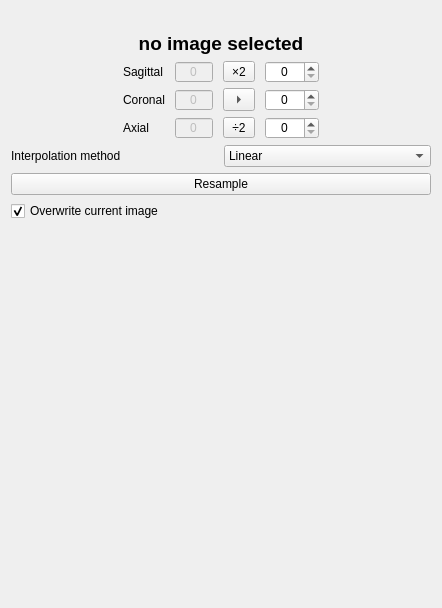
Before: the Qt Designer form Plugins/ch.zhaw.resample/src/internal/ResampleViewControls.ui in araex/mitk-gem, drawn with Qt 5.
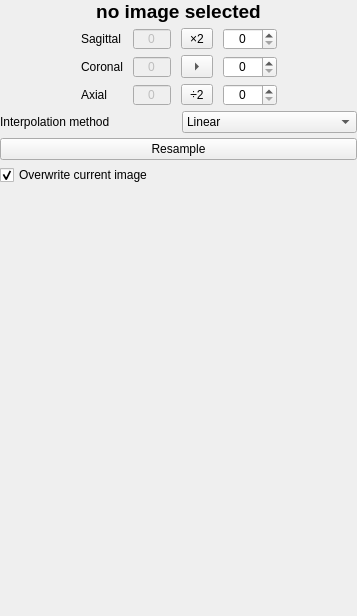
After: the same form once the commit is applied.

Commit message: made resample view a bit more compact

Diff of the .ui file:
```diff
--- a/Plugins/ch.zhaw.resample/src/internal/ResampleViewControls.ui
+++ b/Plugins/ch.zhaw.resample/src/internal/ResampleViewControls.ui
@@ -6,8 +6,8 @@
    <rect>
     <x>0</x>
     <y>0</y>
-    <width>442</width>
-    <height>608</height>
+    <width>357</width>
+    <height>616</height>
    </rect>
   </property>
   <property name="minimumSize">
@@ -56,9 +56,15 @@
    <property name="leftMargin">
     <number>0</number>
    </property>
+   <property name="topMargin">
+    <number>0</number>
+   </property>
    <property name="rightMargin">
     <number>0</number>
    </property>
+   <property name="bottomMargin">
+    <number>0</number>
+   </property>
    <item>
     <widget class="QScrollArea" name="scrollArea">
      <property name="widgetResizable">
@@ -69,41 +75,59 @@
        <rect>
         <x>0</x>
         <y>0</y>
-        <width>442</width>
-        <height>584</height>
+        <width>357</width>
+        <height>616</height>
        </rect>
       </property>
       <layout class="QVBoxLayout" name="verticalLayout">
+       <property name="spacing">
+        <number>0</number>
+       </property>
+       <property name="leftMargin">
+        <number>0</number>
+       </property>
+       <property name="topMargin">
+        <number>0</number>
+       </property>
+       <property name="rightMargin">
+        <number>0</number>
+       </property>
+       <property name="bottomMargin">
+        <number>0</number>
+       </property>
        <item>
         <layout class="QHBoxLayout" name="horizontalLayout_2">
+         <property name="spacing">
+          <number>0</number>
+         </property>
          <property name="leftMargin">
           <number>0</number>
          </property>
          <property name="topMargin">
-          <number>5</number>
+          <number>0</number>
          </property>
          <property name="rightMargin">
           <number>0</number>
          </property>
          <property name="bottomMargin">
-          <number>5</number>
+          <number>0</number>
          </property>
          <item>
           <layout class="QVBoxLayout" name="verticalLayout_4">
            <property name="spacing">
-            <number>-1</number>
+            <number>5</number>
            </property>
            <property name="leftMargin">
             <number>0</number>
            </property>
            <property name="topMargin">
-            <number>5</number>
+            <number>0</number>
            </property>
            <property name="rightMargin">
             <number>0</number>
            </property>
            <property name="bottomMargin">
-            <number>5</number>
+            <number>0</number>
            </property>
            <item>
             <widget class="QLabel" name="selectedImage">
```
